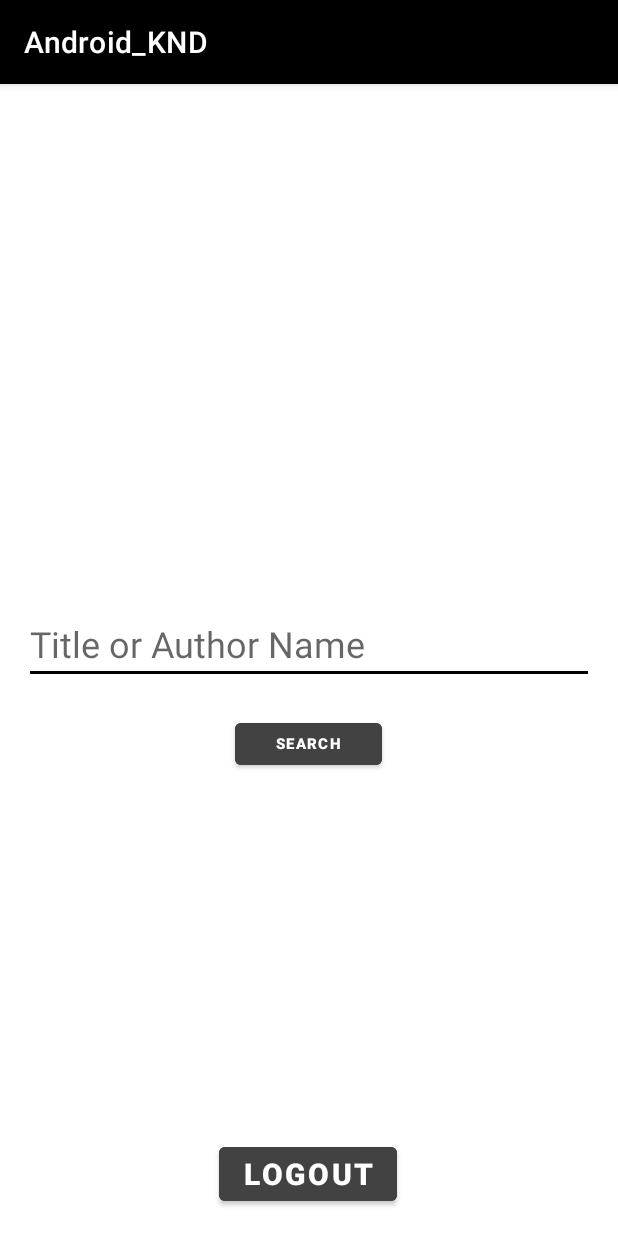
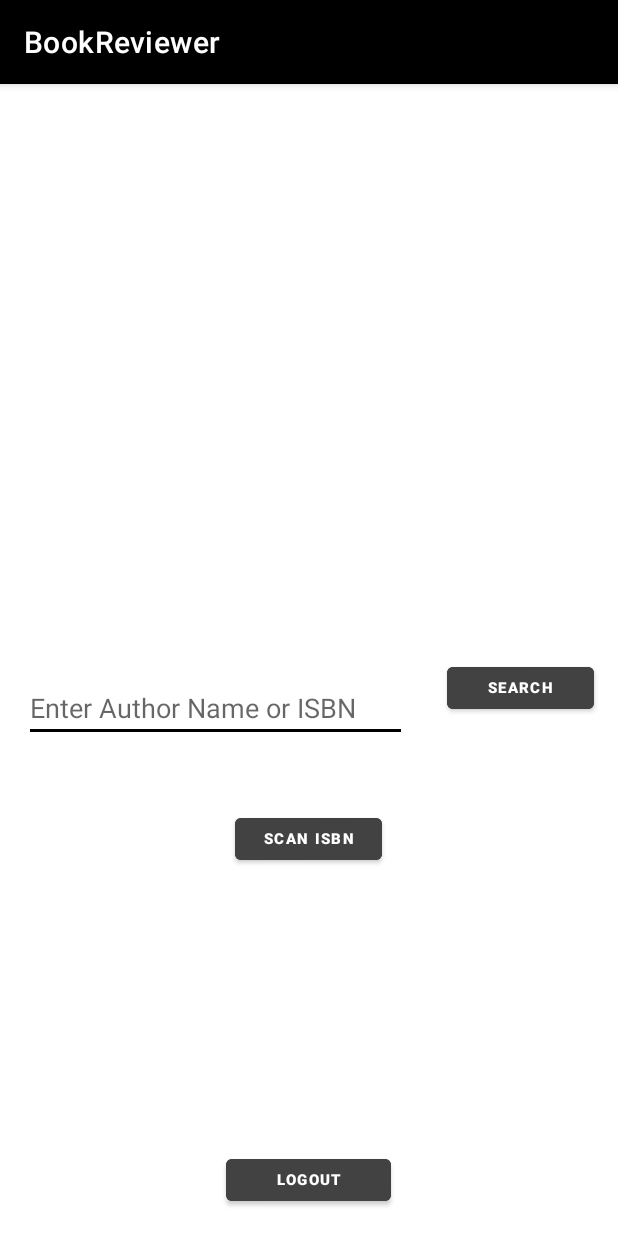
Before and after one commit to knd282/Android4Assignment, an Android app: the search_book screen opened directly, with no data from a screen before it, on a phone screen of 412 x 824 dp. Run offline under Robolectric (Android 15) with nearby library versions, the phone set to English and light mode, and no system bars; our stand-ins replace Firebase (no records; nobody signed in at launch, a user with empty details on screens opened directly); libraries missing offline, so code that uses them is left out: com.google.zxing.integration.

Commit message:
Add ISBN scanner using zxing libary

```diff
--- a/app/build.gradle
+++ b/app/build.gradle
@@ -39,4 +39,6 @@ dependencies {
     testImplementation 'junit:junit:4.13.1'
     androidTestImplementation 'androidx.test.ext:junit:1.1.2'
     androidTestImplementation 'androidx.test.espresso:espresso-core:3.3.0'
+
+    implementation 'com.journeyapps:zxing-android-embedded:3.4.0'
 }
--- a/app/src/main/res/layout/activity_search_book.xml
+++ b/app/src/main/res/layout/activity_search_book.xml
@@ -8,12 +8,12 @@
 
     <Button
         android:id="@+id/signOut"
-        android:layout_width="wrap_content"
-        android:layout_height="wrap_content"
+        android:layout_width="110dp"
+        android:layout_height="40dp"
         android:backgroundTint="@color/cardview_dark_background"
         android:text="Logout"
         android:textColor="#ffff"
-        android:textSize="20sp"
+        android:textSize="10sp"
         android:textStyle="bold"
         app:layout_constraintBottom_toBottomOf="parent"
         app:layout_constraintHorizontal_bias="0.498"
@@ -22,8 +22,9 @@
         app:layout_constraintTop_toTopOf="parent"
         app:layout_constraintVertical_bias="0.976" />
 
+
     <Button
-        android:id="@+id/btnBook"
+        android:id="@+id/btnSearch"
         android:layout_width="98dp"
         android:layout_height="40dp"
         android:backgroundTint="@color/cardview_dark_background"
@@ -32,29 +33,46 @@
         android:textSize="10sp"
         android:textStyle="bold"
         app:layout_constraintBottom_toBottomOf="parent"
-        app:layout_constraintHorizontal_bias="0.498"
+        app:layout_constraintHorizontal_bias="0.948"
         app:layout_constraintLeft_toLeftOf="parent"
         app:layout_constraintRight_toRightOf="parent"
         app:layout_constraintTop_toTopOf="parent"
-        app:layout_constraintVertical_bias="0.577" />
+        app:layout_constraintVertical_bias="0.526" />
 
     <EditText
         android:id="@+id/txtBook"
-        android:layout_width="380dp"
-        android:layout_height="wrap_content"
+        android:layout_width="255dp"
+        android:layout_height="0dp"
         android:layout_marginStart="16dp"
         android:layout_marginTop="60dp"
-        android:layout_marginBottom="20dp"
+        android:layout_marginBottom="272dp"
         android:ems="10"
-        android:hint="Title or Author Name"
+        android:hint="Enter Author Name or ISBN"
         android:inputType="text"
-        android:textSize="24sp"
-        app:layout_constraintBottom_toTopOf="@+id/btnBook"
-        app:layout_constraintHorizontal_bias="1.0"
+        android:textSize="18sp"
+        app:layout_constraintBottom_toTopOf="@+id/signOut"
+        app:layout_constraintEnd_toStartOf="@+id/btnSearch"
+        app:layout_constraintHorizontal_bias="0.0"
         app:layout_constraintLeft_toLeftOf="parent"
         app:layout_constraintRight_toRightOf="parent"
         app:layout_constraintStart_toStartOf="parent"
         app:layout_constraintTop_toBottomOf="@+id/bannerDescription" />
 
+    <Button
+        android:id="@+id/btnISBN"
+        android:layout_width="98dp"
+        android:layout_height="40dp"
+        android:backgroundTint="@color/cardview_dark_background"
+        android:text="Scan ISBN"
+        android:textColor="#ffff"
+        android:textSize="10sp"
+        android:textStyle="bold"
+        app:layout_constraintBottom_toBottomOf="parent"
+        app:layout_constraintHorizontal_bias="0.498"
+        app:layout_constraintLeft_toLeftOf="parent"
+        app:layout_constraintRight_toRightOf="parent"
+        app:layout_constraintTop_toTopOf="parent"
+        app:layout_constraintVertical_bias="0.664" />
+
 
 </androidx.constraintlayout.widget.ConstraintLayout>
```
Also changed, not shown: app/src/main/AndroidManifest.xml (+14 -2 lines), app/src/main/java/com/example/android_knd/search_book.java (+52 -17 lines).
